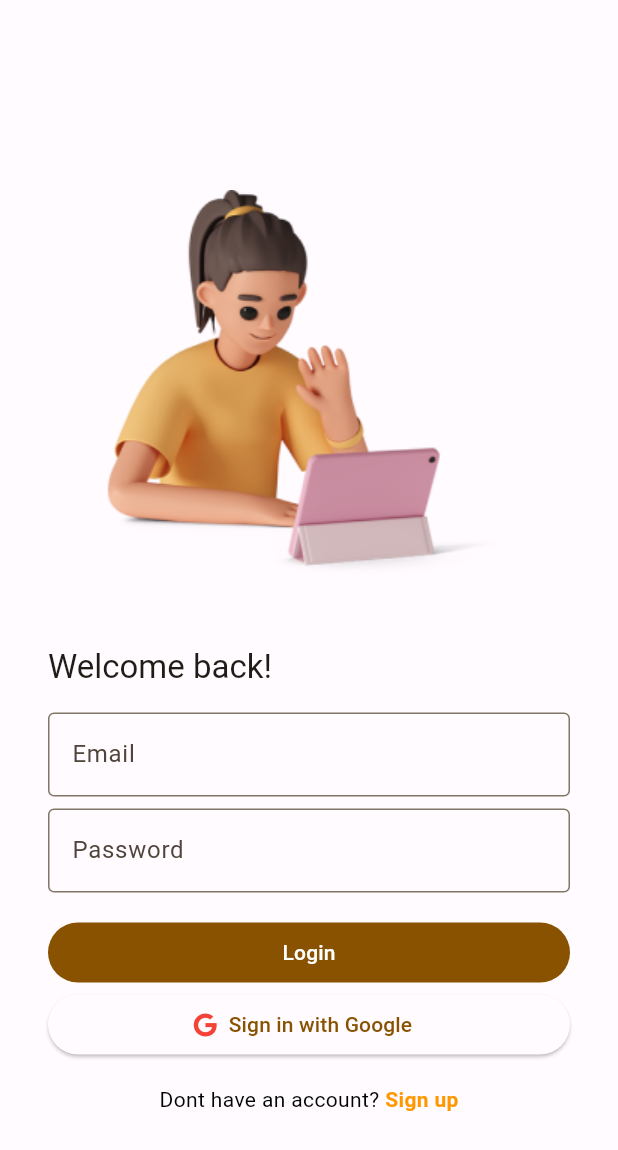
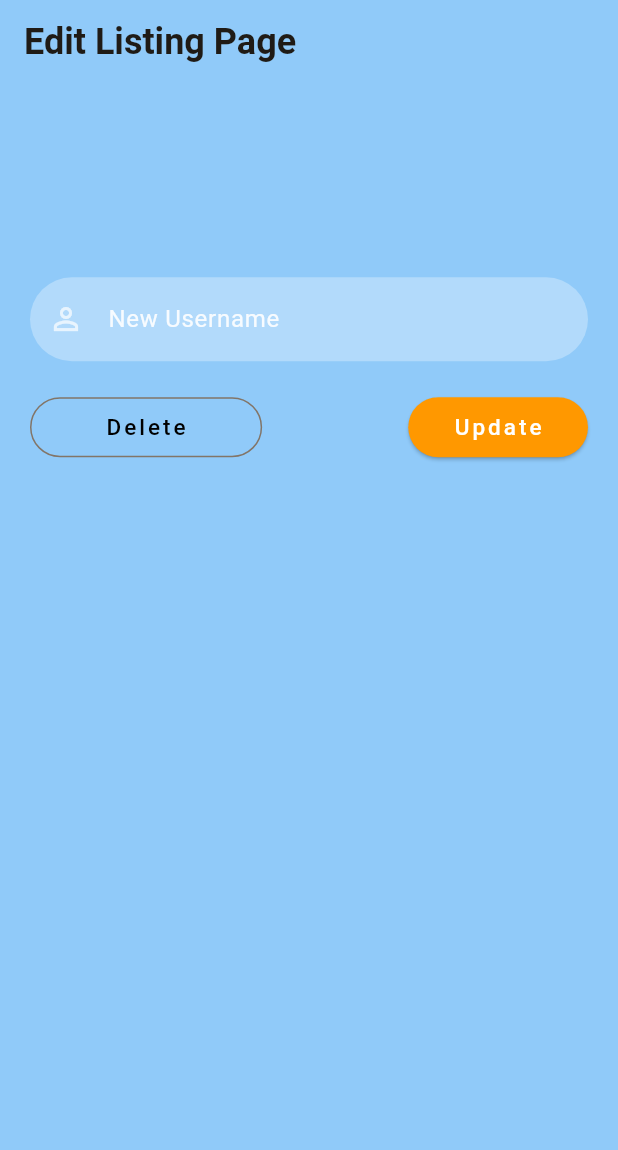
Before and after one commit to jrs-a/Readery, a Flutter app: the screen it shows after launch, on a phone screen of 412 x 824 dp. Shown: the top 1150 px of the screen. Run offline on Flutter 3.47's test engine with Material 2 defaults, Android fonts, the phone set to English and light mode, and no system bars; our stand-ins replace cloud_firestore, firebase_auth, firebase_core, font_awesome_flutter, google_sign_in; missing offline and left inert: dart:ffi; accounts and stored records are empty.

Commit message:
users v0.4 ReadingList_Done

```diff
--- a/lib/main.dart
+++ b/lib/main.dart
@@ -12,6 +12,8 @@ import 'package:readery/routing/screens/create_rlist.dart';
 import 'package:firebase_core/firebase_core.dart';
 import 'package:readery/routing/screens/library.dart';
 import 'features/auth/login_page.dart';
+
+import 'package:readery/routing/screens/update_delete_rlist.dart';
 
 void main() async {
   WidgetsFlutterBinding.ensureInitialized();
@@ -36,7 +38,7 @@ class MyApp extends StatelessWidget {
             scaffoldBackgroundColor: Theme.of(context).colorScheme.background,
             visualDensity: VisualDensity.adaptivePlatformDensity,
           ),
-          home: CheckStatus(),
+          home: UpdateRlist(),
         ),
       );
 }
--- /dev/null
+++ b/lib/routing/screens/update_delete_rlist.dart
@@ -0,0 +1,176 @@
+import 'package:flutter/material.dart';
+import 'package:readery/features/auth/user_profile.dart';
+import 'package:firebase_auth/firebase_auth.dart';
+import 'package:cloud_firestore/cloud_firestore.dart';
+import 'package:flutter/foundation.dart';
+import 'package:readery/features/auth/login_page.dart';
+import 'package:readery/routing/screens/create_rlist.dart';
+
+//delete -> deletes the clicked list item (Note: docid is the referenced docid assigned to the list item)
+//update -> updates the field 'name' with a new name (Note: docid is the referenced docid assigned to the list item)
+
+class UpdateRlist extends StatefulWidget {
+  @override
+  _UpdateRlistState createState() => _UpdateRlistState();
+}
+
+class _UpdateRlistState extends State<UpdateRlist> {
+  var newRListnameController = TextEditingController();
+
+  @override
+  Widget build(BuildContext context) {
+    return Scaffold(
+      extendBodyBehindAppBar: true,
+      appBar: AppBar(
+        backgroundColor: Colors.transparent,
+        elevation: 0,
+        title: const Text(
+          "Edit Listing Page",
+          style: TextStyle(fontSize: 24, fontWeight: FontWeight.bold),
+        ),
+      ),
+      body: Container(
+        width: MediaQuery.of(context).size.width,
+        height: MediaQuery.of(context).size.height,
+        child: SingleChildScrollView(
+          child: Padding(
+            padding: EdgeInsets.fromLTRB(
+                20, MediaQuery.of(context).size.height * 0.2, 20, 0),
+            child: Column(children: <Widget>[
+              const SizedBox(
+                height: 20,
+              ),
+              reusableTextField("New Username", Icons.person_outline, false,
+                  newRListnameController),
+              const SizedBox(
+                height: 20,
+              ),
+              Row(
+                mainAxisAlignment: MainAxisAlignment.spaceBetween,
+                children: [
+                  OutlinedButton(
+                    onPressed: () {
+                      //delete func (replace doc id w )
+                      final docUser = FirebaseFirestore.instance
+                          .collection('ReadingList')
+                          .doc(
+                              'tmAI6BniEEK1k1Ns9jhZ'); //replace this w docid variable after referencing
+
+                      docUser.delete();
+                    },
+                    child: const Text('Delete',
+                        style: TextStyle(
+                            fontSize: 15,
+                            letterSpacing: 2,
+                            color: Colors.black)),
+                    style: OutlinedButton.styleFrom(
+                        padding: EdgeInsets.symmetric(horizontal: 50),
+                        shape: RoundedRectangleBorder(
+                            borderRadius: BorderRadius.circular(20))),
+                  ),
+                  ElevatedButton(
+                    onPressed: () async {
+                      if (newRListnameController.value.text.isNotEmpty) {
+                        try {
+                          final docUser = FirebaseFirestore.instance
+                              .collection('ReadingList')
+                              .doc(
+                                  'tmAI6BniEEK1k1Ns9jhZ'); //replace this w docid variable after referencing
+
+                          docUser.update({'name': newRListnameController.text});
+                          print('Update Succesfully');
+                        } catch (e) {
+                          if (kDebugMode) {
+                            print(e);
+                          }
+                        }
+                      }
+                    },
+                    child: Text(
+                      'Update',
+                      style: TextStyle(
+                          fontSize: 15, letterSpacing: 2, color: Colors.white),
+                    ),
+                    style: ElevatedButton.styleFrom(
+                        backgroundColor: Colors.orange,
+                        padding: EdgeInsets.symmetric(horizontal: 30),
+                        shape: RoundedRectangleBorder(
+                            borderRadius: BorderRadius.circular(20))),
+                  )
+                ],
+              )
+            ]),
+          ),
+        ),
+      ),
+    );
+  }
+
+  TextField reusableTextField(String text, IconData icon, bool isPasswordType,
+      TextEditingController controller) {
+    return TextField(
+      controller: controller,
+      obscureText: isPasswordType,
+      enableSuggestions: !isPasswordType,
+      autocorrect: !isPasswordType,
+      cursorColor: Colors.white,
+      style: TextStyle(color: Colors.white.withOpacity(0.9)),
+      decoration: InputDecoration(
+          prefixIcon: Icon(
+            icon,
+            color: Colors.white70,
+          ),
+          labelText: text,
+          labelStyle: TextStyle(color: Colors.white.withOpacity(0.9)),
+          filled: true,
+          floatingLabelBehavior: FloatingLabelBehavior.never,
+          fillColor: Colors.white.withOpacity(0.3),
+          border: OutlineInputBorder(
+              borderRadius: BorderRadius.circular(30),
+              borderSide: const BorderSide(width: 0, style: BorderStyle.none))),
+      keyboardType: isPasswordType
+          ? TextInputType.visiblePassword
+          : TextInputType.emailAddress,
+    );
+  }
+}
+
+void deleteListItem(
+    BuildContext context, DocumentReference documentReference) async {
+  // Show a confirmation dialog to the user
+  bool confirmDelete = await showDialog(
+    context: context,
+    builder: (BuildContext context) {
+      return AlertDialog(
+        title: Text('Confirm Deletion'),
+        content: Text('Are you sure you want to delete this item?'),
+        actions: [
+          TextButton(
+            child: Text('Cancel'),
+            onPressed: () {
+              Navigator.of(context).pop(false);
+            },
+          ),
+          TextButton(
+            child: Text('Delete'),
+            onPressed: () {
+              Navigator.of(context).pop(true);
+            },
+          ),
+        ],
+      );
+    },
+  );
+
+  if (confirmDelete == true) {
+    // Delete the document in Firestore
+    await documentReference.delete();
+
+    // Show a snackbar to confirm deletion
+    ScaffoldMessenger.of(context).showSnackBar(
+      SnackBar(
+        content: Text('Item deleted'),
+      ),
+    );
+  }
+}
```
Also changed, not shown: lib/features/auth/user_profile.dart (+19 -1 lines), lib/features/read data/get_RL_name.dart (added, +29 -0 lines), lib/routing/screens/create_rlist.dart (+33 -31 lines), lib/routing/screens/library.dart (+85 -42 lines).
